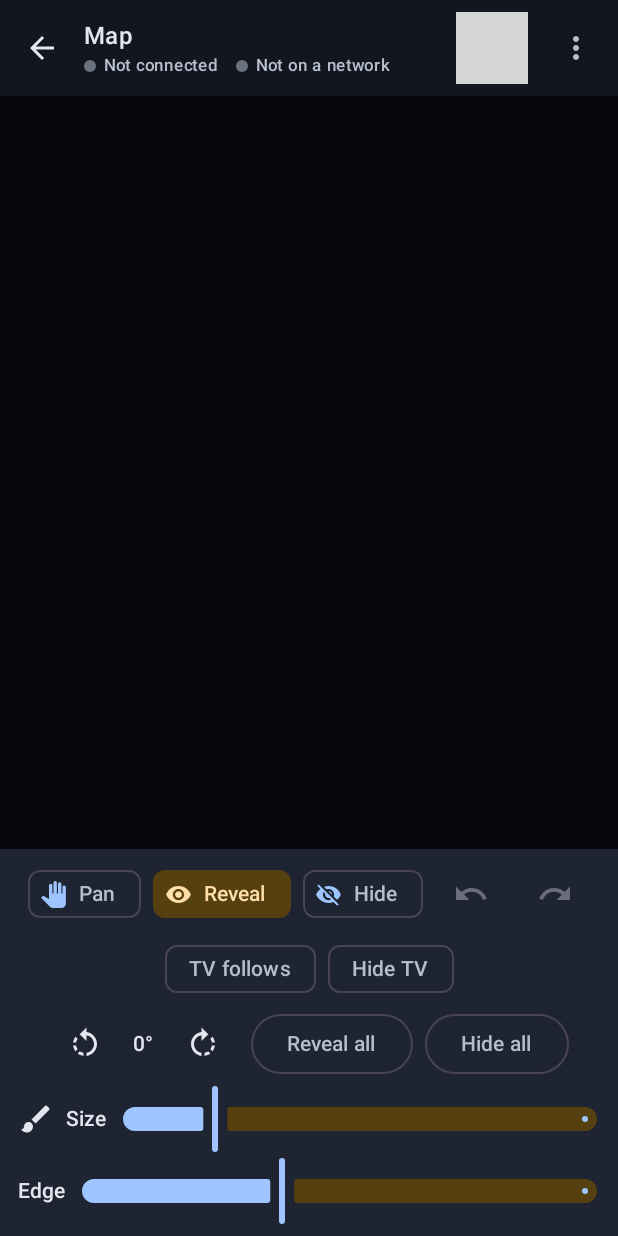
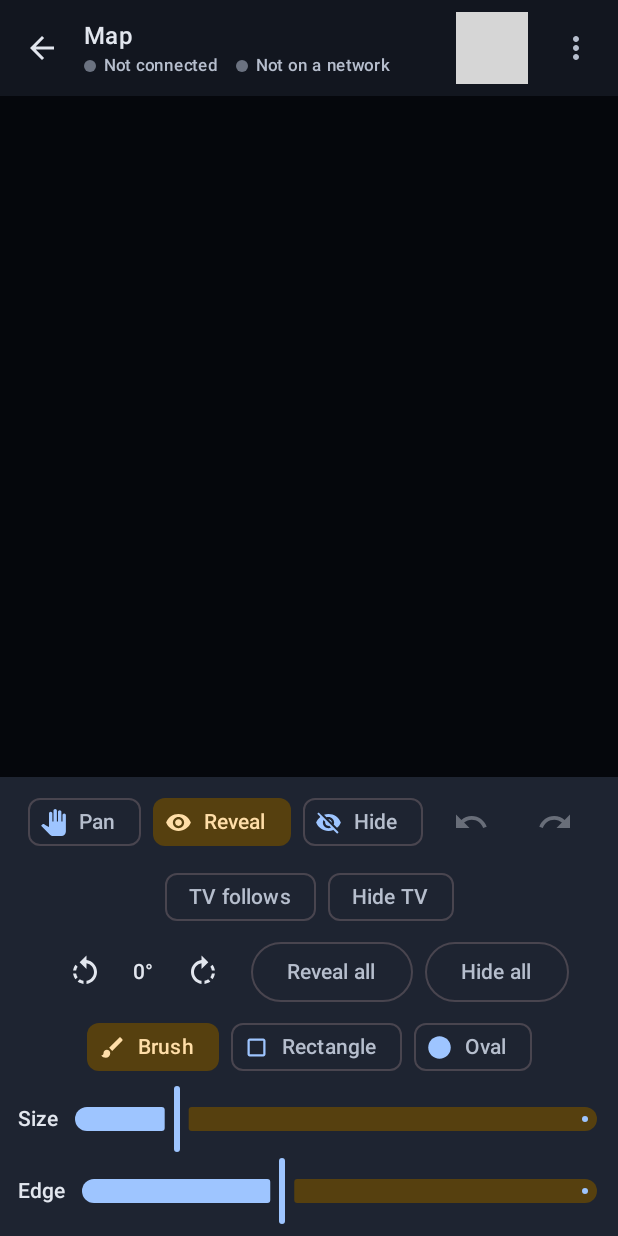
Before and after one commit to mgriffioen/rpg-maps, an Android app built with Jetpack Compose: the composable MapScreen called with empty values, after a tap on "Reveal", on a phone screen of 412 x 824 dp. Run offline under Robolectric (Android 15) with nearby library versions, the phone set to English and light mode, and no system bars; libraries missing offline, so code that uses them is left out: androidx.mediarouter.app, com.google.android.gms; 1 statement that could not run was skipped; grey boxes are pictures that could not be loaded.

Commit message:
Add rectangle and oval fog shapes
Drag out a room instead of scrubbing it with the brush. Both shapes work
with either fog tool, so each can reveal or hide.

Modelled as the same FogOp rather than a new message: `shape` says how to
read `pts` -- a polyline for a brush, two opposite corners for a shape.
One op type keeps one ordering, sequencing and undo path for both. Shapes
have no incremental phase, so they skip the stroke buffer and commit
through FogEditor.applyOnce as a single undo step.

Softness is a blur in both cases but from different bases: radius *
softness for a brush, and a capped fraction of the shorter side for a
shape, which has no radius. Those constants live in the protocol file
because the receiver has to compute the identical number -- if they
drift, the tablet and the TV disagree about where the fog ends.

The picker sits with the sliders it modifies. The size slider hides for
shapes: a dragged rectangle has no brush radius, and a dead control is
worse than moving the live ones up. A second finger during a drag cancels
the shape rather than committing a half-drawn one, so pinch-to-zoom still
works in every mode.

Verified in Chromium by probing the rendered mask, not by eye: 18 checks
covering rect and oval, reveal and hide, hard and soft edges. The oval
cases assert its bounding-box corners stay fogged, which is what catches
an ellipse accidentally drawn as a rectangle. Brush behaviour, rotation
and reconnect suites all still pass.

Co-Authored-By: Claude Opus 5 <noreply@anthropic.com>
Claude-Session: https://claude.ai/code/session_01NGA9iRELAtWbP7z7WMpEtb

```diff
--- a/app/src/main/java/com/rpgmaps/tabletop/display/protocol/DisplayMessage.kt
+++ b/app/src/main/java/com/rpgmaps/tabletop/display/protocol/DisplayMessage.kt
@@ -88,14 +88,50 @@ data class ViewportMessage(
     val halfH: Float,
 ) : DisplayMessage
 
-/** A single brush stroke. [pts] is a flat `x0, y0, x1, y1, ...` run in fog pixels. */
+/** How a fog op paints. Serialises to the lowercase name the receiver reads. */
+@Serializable
+enum class FogShape {
+    @SerialName("brush") BRUSH,
+    @SerialName("rect") RECT,
+    @SerialName("oval") OVAL,
+}
+
+/**
+ * One fog edit, in fog-mask pixels.
+ *
+ * [pts] means different things per [shape], which keeps one op type -- and so
+ * one ordering, sequencing and undo path -- for both freehand and shapes:
+ *
+ *  - [FogShape.BRUSH]: a flat `x0, y0, x1, y1, ...` polyline stroked with
+ *    round caps at [radius].
+ *  - [FogShape.RECT] and [FogShape.OVAL]: exactly four values, two opposite
+ *    corners of the bounding box. [radius] is unused.
+ *
+ * Edge softness is a blur. For a brush it is `radius * softness`; a shape has
+ * no radius, so it is a fraction of the shorter side -- see
+ * [SHAPE_SOFTNESS_FACTOR]. Both renderers must use the same formula or the
+ * tablet and the TV disagree about where the fog ends.
+ */
 @Serializable
 data class FogOp(
     val reveal: Boolean,
     val radius: Float,
     val softness: Float,
     val pts: List<Float>,
+    val shape: FogShape = FogShape.BRUSH,
 )
+
+/**
+ * Blur radius for a shape edge, as a fraction of its shorter side times the
+ * softness slider. Mirrored in `applyFogOp` in receiver/index.html.
+ */
+const val SHAPE_SOFTNESS_FACTOR: Float = 0.15f
+
+/** Shared by both renderers so a soft edge never collapses to a hard one. */
+const val MIN_BLUR_PX: Float = 0.6f
+
+/** Keeps a very soft edge on a very large shape from washing the whole thing out. */
+const val MAX_SHAPE_BLUR_PX: Float = 60f
 
 /**
  * Incremental fog changes. [seq] is the mask revision *after* these ops are
--- a/app/src/main/java/com/rpgmaps/tabletop/ui/map/MapScreen.kt
+++ b/app/src/main/java/com/rpgmaps/tabletop/ui/map/MapScreen.kt
@@ -18,6 +18,8 @@ import androidx.compose.material.icons.automirrored.filled.ArrowBack
 import androidx.compose.material.icons.automirrored.filled.Redo
 import androidx.compose.material.icons.automirrored.filled.Undo
 import androidx.compose.material.icons.filled.Brush
+import androidx.compose.material.icons.filled.Circle
+import androidx.compose.material.icons.filled.CropSquare
 import androidx.compose.material.icons.filled.FitScreen
 import androidx.compose.material.icons.filled.GridOn
 import androidx.compose.material.icons.filled.MoreVert
@@ -63,6 +65,7 @@ import androidx.compose.ui.graphics.vector.ImageVector
 import androidx.compose.ui.text.style.TextAlign
 import androidx.compose.ui.unit.dp
 import androidx.lifecycle.viewmodel.compose.viewModel
+import com.rpgmaps.tabletop.display.protocol.FogShape
 import com.rpgmaps.tabletop.ui.display.CastButton
 import com.rpgmaps.tabletop.ui.display.DisplayStatusRow
 import kotlinx.coroutines.launch
@@ -426,13 +429,42 @@ private fun BarItem(content: @Composable () -> Unit) {
 private val BAR_ITEM_HEIGHT = 48.dp
 
 /**
- * Brush size and edge softness. Stacked in portrait, where two sliders and
- * their labels on one line leaves each of them too short to aim with.
+ * What a drag paints with, and how big and soft its edge is.
+ *
+ * Only shown while a fog tool is active, so the shape choice sits with the
+ * sliders it modifies. The size slider disappears for shapes: a dragged
+ * rectangle has no brush radius, and leaving a dead control on screen is worse
+ * than moving the live ones up.
  */
+@OptIn(ExperimentalLayoutApi::class)
 @Composable
 private fun BrushControls(viewModel: MapViewModel) {
     BoxWithConstraints(Modifier.fillMaxWidth()) {
         val stacked = maxWidth < 600.dp
+        val freehand = viewModel.fogShape == FogShape.BRUSH
+
+        @Composable
+        fun shapePicker() = ControlRow {
+            BarItem {
+                ShapeChip("Brush", Icons.Default.Brush, freehand) {
+                    viewModel.setFogShape(FogShape.BRUSH)
+                }
+            }
+            BarItem {
+                ShapeChip(
+                    "Rectangle",
+                    Icons.Default.CropSquare,
+                    viewModel.fogShape == FogShape.RECT,
+                ) { viewModel.setFogShape(FogShape.RECT) }
+            }
+            BarItem {
+                ShapeChip(
+                    "Oval",
+                    Icons.Default.Circle,
+                    viewModel.fogShape == FogShape.OVAL,
+                ) { viewModel.setFogShape(FogShape.OVAL) }
+            }
+        }
 
         @Composable
         fun sizeSlider(modifier: Modifier) = Row(
@@ -440,7 +472,6 @@ private fun BrushControls(viewModel: MapViewModel) {
             verticalAlignment = Alignment.CenterVertically,
             horizontalArrangement = Arrangement.spacedBy(8.dp),
         ) {
-            Icon(Icons.Default.Brush, contentDescription = null)
             Text("Size", style = MaterialTheme.typography.labelLarge)
             Slider(
                 value = viewModel.brushRadiusMapPx,
@@ -465,21 +496,36 @@ private fun BrushControls(viewModel: MapViewModel) {
             )
         }
 
+        Column(
+            Modifier.fillMaxWidth(),
+            horizontalAlignment = Alignment.CenterHorizontally,
+        ) {
+            shapePicker()
             if (stacked) {
-            Column(Modifier.fillMaxWidth()) {
-                sizeSlider(Modifier.fillMaxWidth())
+                if (freehand) sizeSlider(Modifier.fillMaxWidth())
                 edgeSlider(Modifier.fillMaxWidth())
-            }
             } else {
                 Row(
                     Modifier.fillMaxWidth(),
                     horizontalArrangement = Arrangement.spacedBy(16.dp),
                 ) {
-                sizeSlider(Modifier.weight(1f))
-                edgeSlider(Modifier.weight(0.7f))
+                    if (freehand) sizeSlider(Modifier.weight(1f))
+                    edgeSlider(Modifier.weight(if (freehand) 0.7f else 1f))
                 }
             }
         }
+    }
+}
+
+/** Same look as the tool chips, so the two rows read as one set of choices. */
+@Composable
+private fun ShapeChip(label: String, icon: ImageVector, selected: Boolean, onClick: () -> Unit) {
+    FilterChip(
+        selected = selected,
+        onClick = onClick,
+        label = { Text(label) },
+        leadingIcon = { Icon(icon, contentDescription = null, Modifier.width(18.dp)) },
+    )
 }
 
 @Composable
```
Also changed, not shown: app/src/main/java/com/rpgmaps/tabletop/fog/FogEditor.kt (+12 -0 lines), app/src/main/java/com/rpgmaps/tabletop/fog/FogMask.kt (+55 -11 lines), app/src/main/java/com/rpgmaps/tabletop/ui/map/MapCanvas.kt (+56 -1 lines), app/src/main/java/com/rpgmaps/tabletop/ui/map/MapViewModel.kt (+72 -0 lines), 4 other files. Lines whose indentation alone changed are shown as unchanged.
